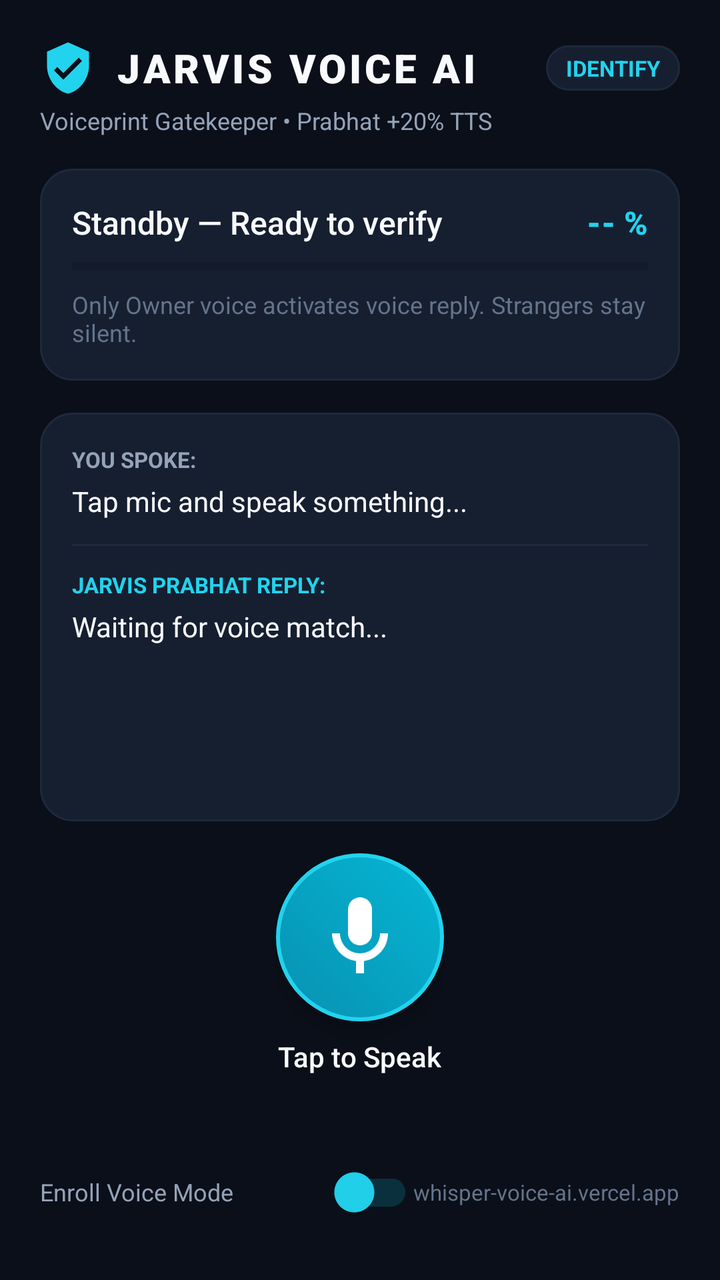
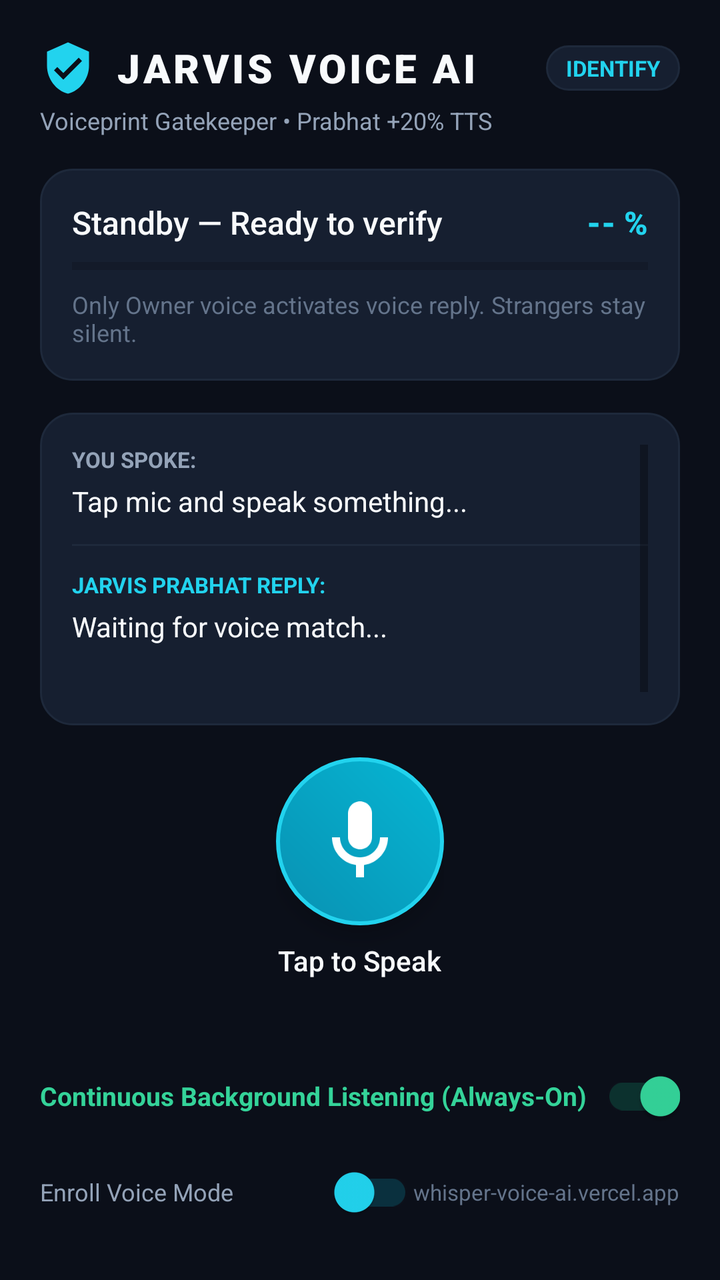

Compare the two renders of this Android layout. The source of the first and the diff that turns it into the second are given below.
<!-- AndroidManifest.xml: application theme Theme.Jarvis -->
<!-- res/layout/activity_main.xml -->
<?xml version="1.0" encoding="utf-8"?>
<androidx.constraintlayout.widget.ConstraintLayout xmlns:android="http://schemas.android.com/apk/res/android"
    xmlns:app="http://schemas.android.com/apk/res-auto"
    xmlns:tools="http://schemas.android.com/tools"
    android:id="@+id/rootLayout"
    android:layout_width="match_parent"
    android:layout_height="match_parent"
    android:background="@color/bg_dark"
    android:padding="20dp">

    
    <LinearLayout
        android:id="@+id/headerLayout"
        android:layout_width="0dp"
        android:layout_height="wrap_content"
        android:orientation="vertical"
        app:layout_constraintEnd_toEndOf="parent"
        app:layout_constraintStart_toStartOf="parent"
        app:layout_constraintTop_toTopOf="parent">

        <LinearLayout
            android:layout_width="match_parent"
            android:layout_height="wrap_content"
            android:gravity="center_vertical"
            android:orientation="horizontal">

            <ImageView
                android:layout_width="28dp"
                android:layout_height="28dp"
                android:src="@drawable/ic_shield_check"
                app:tint="@color/cyan_400" />

            <TextView
                android:id="@+id/tvTitle"
                android:layout_width="0dp"
                android:layout_height="wrap_content"
                android:layout_marginStart="10dp"
                android:layout_weight="1"
                android:fontFamily="sans-serif-black"
                android:letterSpacing="0.08"
                android:text="JARVIS VOICE AI"
                android:textColor="@color/text_primary"
                android:textSize="20sp" />

            <TextView
                android:id="@+id/tvModeBadge"
                android:layout_width="wrap_content"
                android:layout_height="wrap_content"
                android:background="@drawable/bg_card"
                android:paddingHorizontal="10dp"
                android:paddingVertical="4dp"
                android:text="IDENTIFY"
                android:textColor="@color/cyan_400"
                android:textSize="11sp"
                android:textStyle="bold" />
        </LinearLayout>

        <TextView
            android:id="@+id/tvSubtitle"
            android:layout_width="wrap_content"
            android:layout_height="wrap_content"
            android:layout_marginTop="4dp"
            android:text="Voiceprint Gatekeeper • Prabhat +20% TTS"
            android:textColor="@color/text_secondary"
            android:textSize="12sp" />
    </LinearLayout>

    
    <LinearLayout
        android:id="@+id/cardBiometric"
        android:layout_width="0dp"
        android:layout_height="wrap_content"
        android:layout_marginTop="16dp"
        android:background="@drawable/bg_card"
        android:orientation="vertical"
        android:padding="16dp"
        app:layout_constraintEnd_toEndOf="parent"
        app:layout_constraintStart_toStartOf="parent"
        app:layout_constraintTop_toBottomOf="@id/headerLayout">

        <LinearLayout
            android:layout_width="match_parent"
            android:layout_height="wrap_content"
            android:gravity="center_vertical"
            android:orientation="horizontal">

            <TextView
                android:id="@+id/tvSpeakerStatus"
                android:layout_width="0dp"
                android:layout_height="wrap_content"
                android:layout_weight="1"
                android:fontFamily="sans-serif-medium"
                android:text="Standby — Ready to verify"
                android:textColor="@color/text_primary"
                android:textSize="16sp" />

            <TextView
                android:id="@+id/tvMatchPercent"
                android:layout_width="wrap_content"
                android:layout_height="wrap_content"
                android:fontFamily="sans-serif-black"
                android:text="-- %"
                android:textColor="@color/cyan_400"
                android:textSize="16sp" />
        </LinearLayout>

        
        <ProgressBar
            android:id="@+id/pbMatch"
            style="?android:attr/progressBarStyleHorizontal"
            android:layout_width="match_parent"
            android:layout_height="6dp"
            android:layout_marginTop="8dp"
            android:max="100"
            android:progress="0"
            android:progressTint="@color/cyan_400" />

        <TextView
            android:id="@+id/tvBiometricDetail"
            android:layout_width="match_parent"
            android:layout_height="wrap_content"
            android:layout_marginTop="8dp"
            android:text="Only Owner voice activates voice reply. Strangers stay silent."
            android:textColor="@color/text_muted"
            android:textSize="12sp" />
    </LinearLayout>

    
    <LinearLayout
        android:id="@+id/cardConversation"
        android:layout_width="0dp"
        android:layout_height="0dp"
        android:layout_marginVertical="16dp"
        android:background="@drawable/bg_card"
        android:orientation="vertical"
        android:padding="16dp"
        app:layout_constraintBottom_toTopOf="@id/centerControlLayout"
        app:layout_constraintEnd_toEndOf="parent"
        app:layout_constraintStart_toStartOf="parent"
        app:layout_constraintTop_toBottomOf="@id/cardBiometric">

        <ScrollView
            android:layout_width="match_parent"
            android:layout_height="match_parent"
            android:fillViewport="true">

            <LinearLayout
                android:layout_width="match_parent"
                android:layout_height="wrap_content"
                android:orientation="vertical">

                <TextView
                    android:layout_width="wrap_content"
                    android:layout_height="wrap_content"
                    android:text="YOU SPOKE:"
                    android:textColor="@color/text_secondary"
                    android:textSize="11sp"
                    android:textStyle="bold" />

                <TextView
                    android:id="@+id/tvYouSpoke"
                    android:layout_width="match_parent"
                    android:layout_height="wrap_content"
                    android:layout_marginTop="4dp"
                    android:text="Tap mic and speak something..."
                    android:textColor="@color/text_primary"
                    android:textSize="14sp" />

                <View
                    android:layout_width="match_parent"
                    android:layout_height="1dp"
                    android:layout_marginVertical="12dp"
                    android:background="@color/bg_card_border" />

                <TextView
                    android:layout_width="wrap_content"
                    android:layout_height="wrap_content"
                    android:text="JARVIS PRABHAT REPLY:"
                    android:textColor="@color/cyan_400"
                    android:textSize="11sp"
                    android:textStyle="bold" />

                <TextView
                    android:id="@+id/tvJarvisReply"
                    android:layout_width="match_parent"
                    android:layout_height="wrap_content"
                    android:layout_marginTop="4dp"
                    android:text="Waiting for voice match..."
                    android:textColor="@color/text_primary"
                    android:textSize="14sp" />

                <TextView
                    android:id="@+id/tvStatusSub"
                    android:layout_width="match_parent"
                    android:layout_height="wrap_content"
                    android:layout_marginTop="10dp"
                    android:text=""
                    android:textColor="@color/emerald_400"
                    android:textSize="11sp" />
            </LinearLayout>
        </ScrollView>
    </LinearLayout>

    
    <LinearLayout
        android:id="@+id/centerControlLayout"
        android:layout_width="wrap_content"
        android:layout_height="wrap_content"
        android:layout_marginBottom="16dp"
        android:gravity="center"
        android:orientation="vertical"
        app:layout_constraintBottom_toTopOf="@id/bottomSettingsLayout"
        app:layout_constraintEnd_toEndOf="parent"
        app:layout_constraintStart_toStartOf="parent">

        <ImageButton
            android:id="@+id/btnMic"
            android:layout_width="84dp"
            android:layout_height="84dp"
            android:background="@drawable/bg_circle_btn"
            android:contentDescription="@string/tap_to_speak"
            android:elevation="6dp"
            android:src="@drawable/ic_mic" />

        <TextView
            android:id="@+id/tvMicStatus"
            android:layout_width="wrap_content"
            android:layout_height="wrap_content"
            android:layout_marginTop="8dp"
            android:fontFamily="sans-serif-medium"
            android:text="Tap to Speak"
            android:textColor="@color/text_primary"
            android:textSize="14sp" />

        <TextView
            android:id="@+id/tvDuration"
            android:layout_width="wrap_content"
            android:layout_height="wrap_content"
            android:layout_marginTop="2dp"
            android:text="00:00"
            android:textColor="@color/cyan_400"
            android:textSize="12sp"
            android:visibility="invisible" />
    </LinearLayout>

    
    <LinearLayout
        android:id="@+id/bottomSettingsLayout"
        android:layout_width="0dp"
        android:layout_height="wrap_content"
        android:gravity="center_vertical"
        android:orientation="horizontal"
        app:layout_constraintBottom_toBottomOf="parent"
        app:layout_constraintEnd_toEndOf="parent"
        app:layout_constraintStart_toStartOf="parent">

        <com.google.android.material.switchmaterial.SwitchMaterial
            android:id="@+id/switchRegister"
            android:layout_width="0dp"
            android:layout_height="wrap_content"
            android:layout_weight="1"
            android:text="Enroll Voice Mode"
            android:textColor="@color/text_secondary"
            android:textSize="12sp"
            app:thumbTint="@color/cyan_400"
            app:trackTint="@color/cyan_glow" />

        <TextView
            android:id="@+id/tvBackendUrl"
            android:layout_width="wrap_content"
            android:layout_height="wrap_content"
            android:text="whisper-voice-ai.vercel.app"
            android:textColor="@color/text_muted"
            android:textSize="11sp" />
    </LinearLayout>

</androidx.constraintlayout.widget.ConstraintLayout>
<!-- resources referenced by this layout -->
<resources>
  <color name="bg_card_border">#1E293B</color>
  <color name="bg_dark">#0B0F19</color>
  <color name="cyan_400">#22D3EE</color>
  <color name="cyan_glow">#3306B6D4</color>
  <color name="emerald_400">#34D399</color>
  <color name="text_muted">#64748B</color>
  <color name="text_primary">#F8FAFC</color>
  <color name="text_secondary">#94A3B8</color>
  <!-- drawable bg_card (drawable) -->
  <?xml version="1.0" encoding="utf-8"?>
  <shape xmlns:android="http://schemas.android.com/apk/res/android"
      android:shape="rectangle">
      <solid android:color="@color/bg_card" />
      <corners android:radius="16dp" />
      <stroke
          android:width="1dp"
          android:color="@color/bg_card_border" />
  </shape>
  <!-- drawable bg_circle_btn (drawable) -->
  <?xml version="1.0" encoding="utf-8"?>
  <ripple xmlns:android="http://schemas.android.com/apk/res/android"
      android:color="@color/cyan_400">
      <item>
          <shape android:shape="oval">
              <gradient
                  android:angle="45"
                  android:endColor="@color/cyan_500"
                  android:startColor="#0891B2"
                  android:type="linear" />
              <stroke
                  android:width="2dp"
                  android:color="@color/cyan_400" />
          </shape>
      </item>
  </ripple>
  <!-- drawable ic_mic (drawable) -->
  <vector xmlns:android="http://schemas.android.com/apk/res/android"
      android:width="48dp"
      android:height="48dp"
      android:viewportWidth="24"
      android:viewportHeight="24">
    <path
        android:fillColor="@color/white"
        android:pathData="M12,14c1.66,0 3,-1.34 3,-3V5c0,-1.66 -1.34,-3 -3,-3S9,3.34 9,5v6C9,12.66 10.34,14 12,14z"/>
    <path
        android:fillColor="@color/white"
        android:pathData="M17,11c0,2.76 -2.24,5 -5,5s-5,-2.24 -5,-5H5c0,3.53 2.61,6.43 6,6.92V21h2v-3.08c3.39,-0.49 6,-3.39 6,-6.92H17z"/>
  </vector>
  <!-- drawable ic_shield_check (drawable) -->
  <vector xmlns:android="http://schemas.android.com/apk/res/android"
      android:width="24dp"
      android:height="24dp"
      android:viewportWidth="24"
      android:viewportHeight="24">
    <path
        android:fillColor="@color/cyan_400"
        android:pathData="M12,1L3,5v6c0,5.55 3.84,10.74 9,12 5.16,-1.26 9,-6.45 9,-12V5l-9,-4zm-2,16l-4,-4 1.41,-1.41L10,14.17l6.59,-6.59L18,9l-8,8z"/>
  </vector>
  <string name="tap_to_speak">Tap to Speak</string>
  <style name="Theme.Jarvis" parent="Theme.MaterialComponents.DayNight.NoActionBar">
          
          <item name="colorPrimary">@color/cyan_500</item>
          <item name="colorPrimaryVariant">@color/cyan_400</item>
          <item name="colorOnPrimary">@color/bg_dark</item>
          
          <item name="colorSecondary">@color/emerald_500</item>
          <item name="colorSecondaryVariant">@color/emerald_400</item>
          <item name="colorOnSecondary">@color/white</item>
          
          <item name="android:statusBarColor">@color/bg_dark</item>
          <item name="android:navigationBarColor">@color/bg_dark</item>
          <item name="android:windowBackground">@color/bg_dark</item>
      </style>
  <color name="bg_card">#161F30</color>
  <color name="cyan_500">#06B6D4</color>
  <color name="white">#FFFFFFFF</color>
  <color name="emerald_500">#10B981</color>
</resources>

<!-- the commit's change to res/layout/activity_main.xml (unified diff, before → after) -->
@@ -248,30 +248,48 @@
         android:id="@+id/bottomSettingsLayout"
         android:layout_width="0dp"
         android:layout_height="wrap_content"
-        android:gravity="center_vertical"
-        android:orientation="horizontal"
+        android:orientation="vertical"
         app:layout_constraintBottom_toBottomOf="parent"
         app:layout_constraintEnd_toEndOf="parent"
         app:layout_constraintStart_toStartOf="parent">
 
         <com.google.android.material.switchmaterial.SwitchMaterial
-            android:id="@+id/switchRegister"
-            android:layout_width="0dp"
-            android:layout_height="wrap_content"
-            android:layout_weight="1"
-            android:text="Enroll Voice Mode"
-            android:textColor="@color/text_secondary"
-            android:textSize="12sp"
-            app:thumbTint="@color/cyan_400"
-            app:trackTint="@color/cyan_glow" />
-
-        <TextView
-            android:id="@+id/tvBackendUrl"
-            android:layout_width="wrap_content"
-            android:layout_height="wrap_content"
-            android:text="whisper-voice-ai.vercel.app"
-            android:textColor="@color/text_muted"
-            android:textSize="11sp" />
+            android:id="@+id/switchBackgroundListening"
+            android:layout_width="match_parent"
+            android:layout_height="wrap_content"
+            android:checked="true"
+            android:text="Continuous Background Listening (Always-On)"
+            android:textColor="@color/emerald_400"
+            android:textSize="13sp"
+            android:textStyle="bold"
+            app:thumbTint="@color/emerald_400"
+            app:trackTint="@color/emerald_glow" />
+
+        <LinearLayout
+            android:layout_width="match_parent"
+            android:layout_height="wrap_content"
+            android:gravity="center_vertical"
+            android:orientation="horizontal">
+
+            <com.google.android.material.switchmaterial.SwitchMaterial
+                android:id="@+id/switchRegister"
+                android:layout_width="0dp"
+                android:layout_height="wrap_content"
+                android:layout_weight="1"
+                android:text="Enroll Voice Mode"
+                android:textColor="@color/text_secondary"
+                android:textSize="12sp"
+                app:thumbTint="@color/cyan_400"
+                app:trackTint="@color/cyan_glow" />
+
+            <TextView
+                android:id="@+id/tvBackendUrl"
+                android:layout_width="wrap_content"
+                android:layout_height="wrap_content"
+                android:text="whisper-voice-ai.vercel.app"
+                android:textColor="@color/text_muted"
+                android:textSize="11sp" />
+        </LinearLayout>
     </LinearLayout>
 
 </androidx.constraintlayout.widget.ConstraintLayout>
<!-- resource entries referenced after the edit -->
@@ -5,6 +5,7 @@
   <color name="cyan_400">#22D3EE</color>
   <color name="cyan_glow">#3306B6D4</color>
   <color name="emerald_400">#34D399</color>
+  <color name="emerald_glow">#3310B981</color>
   <color name="text_muted">#64748B</color>
   <color name="text_primary">#F8FAFC</color>
   <color name="text_secondary">#94A3B8</color>
